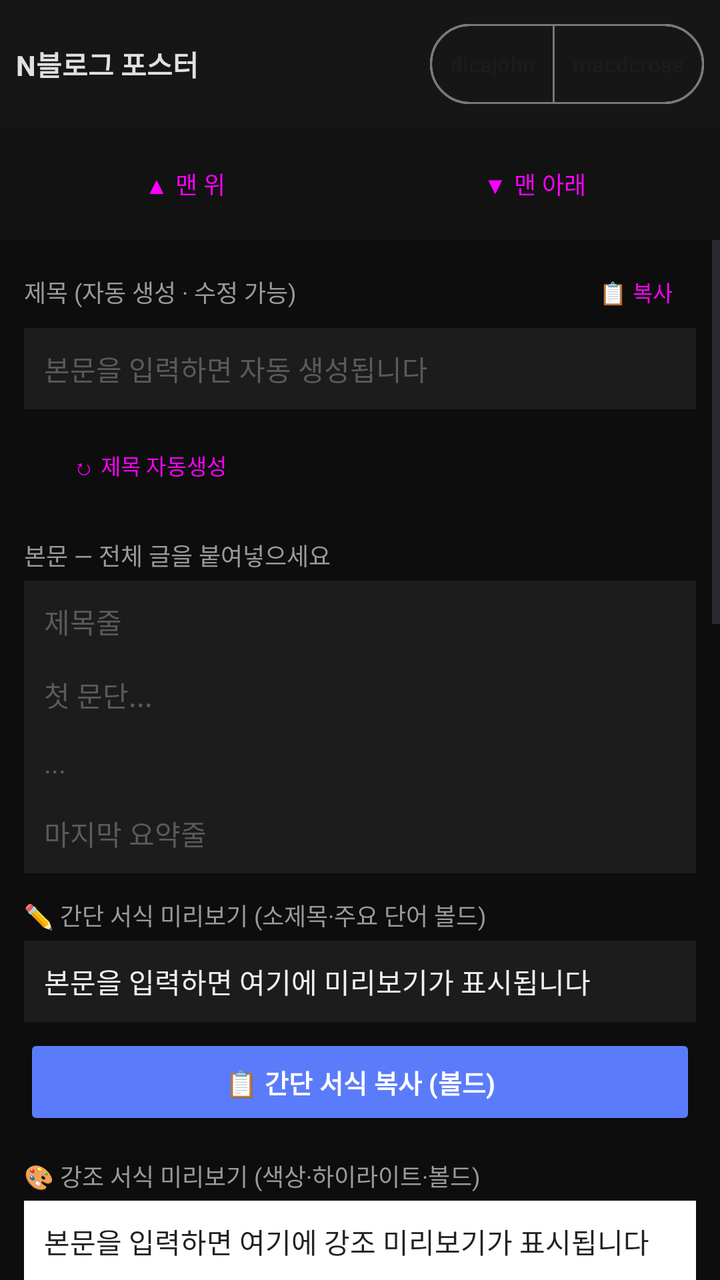
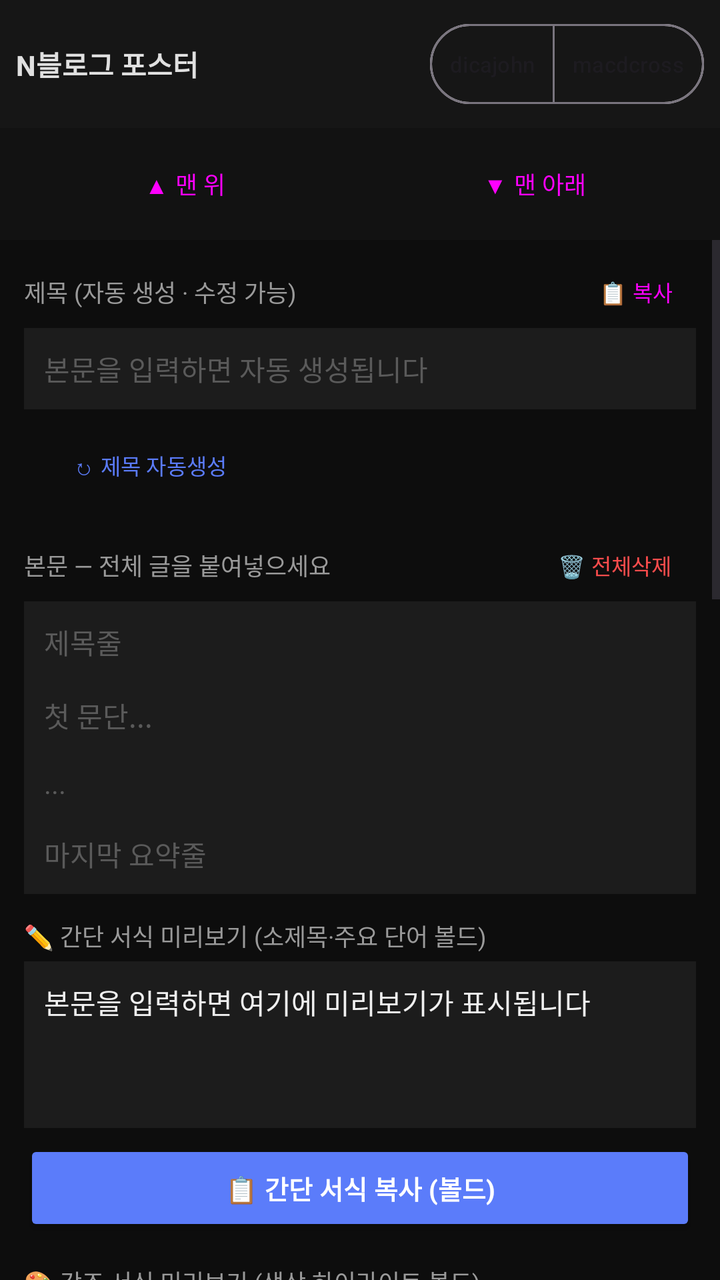

Screens rendered from an Android XML layout before and after an edit, with the pre-edit source and the edit as a unified diff.
<!-- AndroidManifest.xml: application theme Theme.Nclaude -->
<!-- res/layout/activity_main.xml -->
<?xml version="1.0" encoding="utf-8"?>
<LinearLayout xmlns:android="http://schemas.android.com/apk/res/android"
    xmlns:app="http://schemas.android.com/apk/res-auto"
    android:layout_width="match_parent"
    android:layout_height="match_parent"
    android:orientation="vertical"
    android:background="#0d0d0d">

    
    <LinearLayout
        android:layout_width="match_parent"
        android:layout_height="wrap_content"
        android:orientation="horizontal"
        android:gravity="center_vertical"
        android:padding="8dp"
        android:background="#161616">

        <TextView
            android:layout_width="0dp"
            android:layout_height="wrap_content"
            android:layout_weight="1"
            android:text="N블로그 포스터"
            android:textColor="#e0e0e0"
            android:textSize="14sp"
            android:textStyle="bold" />

        <com.google.android.material.button.MaterialButtonToggleGroup
            android:id="@+id/accountGroup"
            android:layout_width="wrap_content"
            android:layout_height="wrap_content"
            app:singleSelection="true"
            app:selectionRequired="true">

            <com.google.android.material.button.MaterialButton
                android:id="@+id/btnAcc1"
                style="?attr/materialButtonOutlinedStyle"
                android:layout_width="wrap_content"
                android:layout_height="wrap_content"
                android:text="dicajohn"
                android:textSize="11sp"
                android:minWidth="0dp"
                android:paddingStart="10dp"
                android:paddingEnd="10dp" />

            <com.google.android.material.button.MaterialButton
                android:id="@+id/btnAcc2"
                style="?attr/materialButtonOutlinedStyle"
                android:layout_width="wrap_content"
                android:layout_height="wrap_content"
                android:text="macdcross"
                android:textSize="11sp"
                android:minWidth="0dp"
                android:paddingStart="10dp"
                android:paddingEnd="10dp" />
        </com.google.android.material.button.MaterialButtonToggleGroup>
    </LinearLayout>

    <ProgressBar
        android:id="@+id/progress"
        style="?android:attr/progressBarStyleHorizontal"
        android:layout_width="match_parent"
        android:layout_height="wrap_content"
        android:indeterminate="true"
        android:visibility="gone" />

    <TextView
        android:id="@+id/status"
        android:layout_width="match_parent"
        android:layout_height="wrap_content"
        android:padding="6dp"
        android:textColor="#7c6ff7"
        android:textSize="12sp"
        android:visibility="gone" />

    
    <TextView
        android:id="@+id/debugLog"
        android:layout_width="match_parent"
        android:layout_height="wrap_content"
        android:paddingStart="6dp"
        android:paddingEnd="6dp"
        android:paddingTop="2dp"
        android:paddingBottom="2dp"
        android:background="#0a0a0a"
        android:fontFamily="monospace"
        android:textColor="#5fae5f"
        android:textSize="8sp"
        android:maxLines="3"
        android:scrollbars="vertical"
        android:visibility="gone" />

    
    <LinearLayout
        android:id="@+id/postBar"
        android:layout_width="match_parent"
        android:layout_height="wrap_content"
        android:orientation="horizontal"
        android:background="#121212"
        android:paddingStart="8dp"
        android:paddingEnd="8dp"
        android:paddingTop="2dp"
        android:paddingBottom="2dp"
        android:visibility="gone">

        <Button android:id="@+id/btnCollapseChrome"
            style="?attr/materialButtonOutlinedStyle"
            android:layout_width="0dp" android:layout_height="wrap_content"
            android:layout_weight="1" android:minWidth="0dp"
            android:minHeight="0dp" android:insetTop="0dp" android:insetBottom="0dp"
            android:text="▾ 입력도구·로그 접기" android:textSize="11sp" />

        <Button android:id="@+id/btnGuide"
            style="?attr/materialButtonOutlinedStyle"
            android:layout_width="0dp" android:layout_height="wrap_content"
            android:layout_weight="1" android:layout_marginStart="6dp" android:minWidth="0dp"
            android:minHeight="0dp" android:insetTop="0dp" android:insetBottom="0dp"
            android:text="❓ 사용법(복사·붙여넣기)" android:textSize="11sp" />
    </LinearLayout>

    
    <LinearLayout
        android:id="@+id/navBar"
        android:layout_width="match_parent"
        android:layout_height="wrap_content"
        android:orientation="horizontal"
        android:background="#121212"
        android:paddingStart="8dp"
        android:paddingEnd="8dp"
        android:paddingTop="4dp"
        android:paddingBottom="4dp">

        <Button android:id="@+id/btnScrollTop"
            style="?attr/materialButtonOutlinedStyle"
            android:layout_width="0dp" android:layout_height="wrap_content"
            android:layout_weight="1" android:minWidth="0dp"
            android:text="▲ 맨 위" android:textSize="12sp" />

        <Button android:id="@+id/btnScrollBottom"
            style="?attr/materialButtonOutlinedStyle"
            android:layout_width="0dp" android:layout_height="wrap_content"
            android:layout_weight="1" android:layout_marginStart="6dp" android:minWidth="0dp"
            android:text="▼ 맨 아래" android:textSize="12sp" />
    </LinearLayout>

    
    <LinearLayout
        android:id="@+id/manualBar"
        android:layout_width="match_parent"
        android:layout_height="wrap_content"
        android:orientation="vertical"
        android:background="#1a1320"
        android:paddingStart="6dp"
        android:paddingEnd="6dp"
        android:paddingTop="4dp"
        android:paddingBottom="4dp"
        android:visibility="gone">

        
        <LinearLayout
            android:layout_width="match_parent"
            android:layout_height="wrap_content"
            android:orientation="horizontal">

            <Button android:id="@+id/btnFillTitle"
                style="?attr/materialButtonOutlinedStyle"
                android:layout_width="0dp" android:layout_height="wrap_content"
                android:layout_weight="1" android:minWidth="0dp"
                android:text="제목 입력" android:textSize="11sp"
                android:paddingStart="2dp" android:paddingEnd="2dp" />

            <Button android:id="@+id/btnTitleCopy"
                style="?attr/materialButtonOutlinedStyle"
                android:layout_width="0dp" android:layout_height="wrap_content"
                android:layout_weight="1" android:layout_marginStart="4dp" android:minWidth="0dp"
                android:text="제목 복사" android:textSize="11sp"
                android:paddingStart="2dp" android:paddingEnd="2dp" />

            <Button android:id="@+id/btnTitlePaste"
                style="?attr/materialButtonOutlinedStyle"
                android:layout_width="0dp" android:layout_height="wrap_content"
                android:layout_weight="1" android:layout_marginStart="4dp" android:minWidth="0dp"
                android:text="제목 붙여넣기" android:textSize="11sp"
                android:paddingStart="2dp" android:paddingEnd="2dp" />
        </LinearLayout>

        
        <LinearLayout
            android:layout_width="match_parent"
            android:layout_height="wrap_content"
            android:orientation="horizontal"
            android:layout_marginTop="4dp">

            <Button android:id="@+id/btnFillBody"
                style="?attr/materialButtonOutlinedStyle"
                android:layout_width="0dp" android:layout_height="wrap_content"
                android:layout_weight="1" android:minWidth="0dp"
                android:text="내용 입력" android:textSize="11sp"
                android:paddingStart="2dp" android:paddingEnd="2dp" />

            <Button android:id="@+id/btnBodyCopy"
                style="?attr/materialButtonOutlinedStyle"
                android:layout_width="0dp" android:layout_height="wrap_content"
                android:layout_weight="1" android:layout_marginStart="4dp" android:minWidth="0dp"
                android:text="내용 복사" android:textSize="11sp"
                android:paddingStart="2dp" android:paddingEnd="2dp" />

            <Button android:id="@+id/btnBodyPaste"
                style="?attr/materialButtonOutlinedStyle"
                android:layout_width="0dp" android:layout_height="wrap_content"
                android:layout_weight="1" android:layout_marginStart="4dp" android:minWidth="0dp"
                android:text="내용 붙여넣기" android:textSize="11sp"
                android:paddingStart="2dp" android:paddingEnd="2dp" />
        </LinearLayout>

        
        <Button android:id="@+id/btnFillPhoto"
            style="?attr/materialButtonOutlinedStyle"
            android:layout_width="match_parent" android:layout_height="wrap_content"
            android:layout_marginTop="4dp" android:minWidth="0dp"
            android:text="🖼 사진 입력(파일 선택창)" android:textSize="11sp"
            android:paddingStart="2dp" android:paddingEnd="2dp" />
    </LinearLayout>

    
    <FrameLayout
        android:layout_width="match_parent"
        android:layout_height="0dp"
        android:layout_weight="1">

        <ScrollView
            android:id="@+id/form"
            android:layout_width="match_parent"
            android:layout_height="match_parent"
            android:fillViewport="true">

            <LinearLayout
                android:layout_width="match_parent"
                android:layout_height="wrap_content"
                android:orientation="vertical"
                android:padding="12dp">

                <LinearLayout
                    android:layout_width="match_parent"
                    android:layout_height="wrap_content"
                    android:orientation="horizontal"
                    android:gravity="center_vertical">

                    <TextView
                        android:layout_width="0dp"
                        android:layout_height="wrap_content"
                        android:layout_weight="1"
                        android:text="제목 (자동 생성 · 수정 가능)"
                        android:textColor="#9a9a9a"
                        android:textSize="12sp" />

                    <Button
                        android:id="@+id/btnCopyTitleHome"
                        style="?attr/materialButtonOutlinedStyle"
                        android:layout_width="wrap_content"
                        android:layout_height="wrap_content"
                        android:minWidth="0dp"
                        android:minHeight="0dp"
                        android:insetTop="0dp"
                        android:insetBottom="0dp"
                        android:paddingStart="12dp"
                        android:paddingEnd="12dp"
                        android:text="📋 복사"
                        android:textSize="11sp" />
                </LinearLayout>

                <EditText
                    android:id="@+id/titleInput"
                    android:layout_width="match_parent"
                    android:layout_height="wrap_content"
                    android:hint="본문을 입력하면 자동 생성됩니다"
                    android:textColor="#f0f0f0"
                    android:textColorHint="#5a5a5a"
                    android:textSize="14sp"
                    android:background="#1c1c1c"
                    android:padding="10dp"
                    android:layout_marginTop="4dp"
                    android:inputType="textMultiLine"
                    android:maxLines="3" />

                <Button
                    android:id="@+id/btnGenTitle"
                    style="?attr/materialButtonOutlinedStyle"
                    android:layout_width="wrap_content"
                    android:layout_height="wrap_content"
                    android:layout_marginTop="4dp"
                    android:text="↻ 제목 자동생성"
                    android:textSize="11sp" />

                <TextView
                    android:layout_width="wrap_content"
                    android:layout_height="wrap_content"
                    android:layout_marginTop="12dp"
                    android:text="본문 — 전체 글을 붙여넣으세요"
                    android:textColor="#9a9a9a"
                    android:textSize="12sp" />

                <EditText
                    android:id="@+id/contentInput"
                    android:layout_width="match_parent"
                    android:layout_height="wrap_content"
                    android:hint="제목줄\n\n첫 문단...\n\n...\n\n마지막 요약줄"
                    android:textColor="#f0f0f0"
                    android:textColorHint="#5a5a5a"
                    android:textSize="14sp"
                    android:background="#1c1c1c"
                    android:padding="10dp"
                    android:layout_marginTop="4dp"
                    android:gravity="top"
                    android:minLines="5"
                    android:maxLines="5"
                    android:scrollbars="vertical"
                    android:overScrollMode="always"
                    android:inputType="textMultiLine|textCapSentences" />

                
                <TextView
                    android:layout_width="wrap_content"
                    android:layout_height="wrap_content"
                    android:layout_marginTop="12dp"
                    android:text="✏️ 간단 서식 미리보기 (소제목·주요 단어 볼드)"
                    android:textColor="#9a9a9a"
                    android:textSize="12sp" />

                <TextView
                    android:id="@+id/previewBold"
                    android:layout_width="match_parent"
                    android:layout_height="wrap_content"
                    android:layout_marginTop="4dp"
                    android:background="#1c1c1c"
                    android:padding="10dp"
                    android:lineSpacingMultiplier="1.3"
                    android:textColor="#f0f0f0"
                    android:textSize="14sp"
                    android:text="본문을 입력하면 여기에 미리보기가 표시됩니다" />

                <Button
                    android:id="@+id/btnCopyBold"
                    android:layout_width="match_parent"
                    android:layout_height="wrap_content"
                    android:layout_marginTop="6dp"
                    android:text="📋 간단 서식 복사 (볼드)"
                    android:textSize="13sp"
                    android:textStyle="bold"
                    android:backgroundTint="#5b7cfa"
                    android:textColor="#ffffff" />

                
                <TextView
                    android:layout_width="wrap_content"
                    android:layout_height="wrap_content"
                    android:layout_marginTop="14dp"
                    android:text="🎨 강조 서식 미리보기 (색상·하이라이트·볼드)"
                    android:textColor="#9a9a9a"
                    android:textSize="12sp" />

                <TextView
                    android:id="@+id/previewRich"
                    android:layout_width="match_parent"
                    android:layout_height="wrap_content"
                    android:layout_marginTop="4dp"
                    android:background="#ffffff"
                    android:padding="10dp"
                    android:lineSpacingMultiplier="1.3"
                    android:textColor="#222222"
                    android:textSize="14sp"
                    android:text="본문을 입력하면 여기에 강조 미리보기가 표시됩니다" />

                <Button
                    android:id="@+id/btnCopyRich"
                    android:layout_width="match_parent"
                    android:layout_height="wrap_content"
                    android:layout_marginTop="6dp"
                    android:text="📋 강조 서식 복사 (네이버 붙여넣기용)"
                    android:textSize="13sp"
                    android:textStyle="bold"
                    android:backgroundTint="#03c75a"
                    android:textColor="#ffffff" />

                
                <LinearLayout
                    android:layout_width="match_parent"
                    android:layout_height="wrap_content"
                    android:orientation="horizontal"
                    android:gravity="center_vertical"
                    android:layout_marginTop="12dp">

                    <Button
                        android:id="@+id/btnPickPhotos"
                        style="?attr/materialButtonOutlinedStyle"
                        android:layout_width="wrap_content"
                        android:layout_height="wrap_content"
                        android:text="🖼 사진 선택"
                        android:textSize="12sp" />

                    <TextView
                        android:id="@+id/photoCount"
                        android:layout_width="0dp"
                        android:layout_height="wrap_content"
                        android:layout_weight="1"
                        android:layout_marginStart="10dp"
                        android:text="선택된 사진 없음"
                        android:textColor="#9a9a9a"
                        android:textSize="12sp" />

                    <Button
                        android:id="@+id/btnClearPhotos"
                        style="?attr/materialButtonOutlinedStyle"
                        android:layout_width="wrap_content"
                        android:layout_height="wrap_content"
                        android:text="비우기"
                        android:textSize="11sp"
                        android:visibility="gone" />
                </LinearLayout>

                <HorizontalScrollView
                    android:layout_width="match_parent"
                    android:layout_height="wrap_content"
                    android:layout_marginTop="6dp"
                    android:scrollbars="none">

                    <LinearLayout
                        android:id="@+id/photoStrip"
                        android:layout_width="wrap_content"
                        android:layout_height="wrap_content"
                        android:orientation="horizontal" />
                </HorizontalScrollView>

                
                <androidx.appcompat.widget.SwitchCompat
                    android:id="@+id/autoPublishSwitch"
                    android:layout_width="match_parent"
                    android:layout_height="wrap_content"
                    android:layout_marginTop="14dp"
                    android:text="발행까지 자동 (끄면 검토 후 직접 발행)"
                    android:textColor="#cfcfcf"
                    android:textSize="12sp"
                    android:checked="false" />

                
                <Button
                    android:id="@+id/btnPost"
                    android:layout_width="match_parent"
                    android:layout_height="wrap_content"
                    android:layout_marginTop="16dp"
                    android:text="📤 블로그 포스팅"
                    android:textSize="15sp"
                    android:textStyle="bold"
                    android:backgroundTint="#03c75a"
                    android:textColor="#ffffff" />

                
                <TextView
                    android:layout_width="wrap_content"
                    android:layout_height="wrap_content"
                    android:layout_marginTop="16dp"
                    android:text="📱 블로그 앱으로 작성 (복사 → 붙여넣기)"
                    android:textColor="#03c75a"
                    android:textSize="13sp"
                    android:textStyle="bold" />

                <TextView
                    android:layout_width="match_parent"
                    android:layout_height="wrap_content"
                    android:layout_marginTop="3dp"
                    android:text="① 제목 복사 → 앱 제목칸에 붙여넣기  ②본문 복사(서식) → 본문칸에 붙여넣기"
                    android:textColor="#7a7a7a"
                    android:textSize="11sp" />

                <LinearLayout
                    android:layout_width="match_parent"
                    android:layout_height="wrap_content"
                    android:orientation="horizontal"
                    android:layout_marginTop="6dp">

                    <Button
                        android:id="@+id/btnCopyTitleApp"
                        style="?attr/materialButtonOutlinedStyle"
                        android:layout_width="0dp"
                        android:layout_height="wrap_content"
                        android:layout_weight="1"
                        android:minWidth="0dp"
                        android:text="① 제목 복사"
                        android:textSize="12sp" />

                    <Button
                        android:id="@+id/btnCopyBodyApp"
                        android:layout_width="0dp"
                        android:layout_height="wrap_content"
                        android:layout_weight="1"
                        android:layout_marginStart="6dp"
                        android:minWidth="0dp"
                        android:text="② 본문 복사(서식)"
                        android:textSize="12sp"
                        android:textStyle="bold"
                        android:backgroundTint="#03c75a"
                        android:textColor="#ffffff" />
                </LinearLayout>

                <Button
                    android:id="@+id/btnOpenBlogApp"
                    android:layout_width="match_parent"
                    android:layout_height="wrap_content"
                    android:layout_marginTop="6dp"
                    android:text="📱 네이버 블로그 앱 열기"
                    android:textSize="14sp"
                    android:textStyle="bold"
                    android:backgroundTint="#03c75a"
                    android:textColor="#ffffff" />

                <View
                    android:layout_width="match_parent"
                    android:layout_height="1dp"
                    android:layout_marginTop="18dp"
                    android:background="#2a2a2a" />

                <TextView
                    android:layout_width="wrap_content"
                    android:layout_height="wrap_content"
                    android:layout_marginTop="14dp"
                    android:text="SNS 공유 (포스팅 완료 후)"
                    android:textColor="#9a9a9a"
                    android:textSize="12sp" />

                <TextView
                    android:id="@+id/postedUrl"
                    android:layout_width="match_parent"
                    android:layout_height="wrap_content"
                    android:layout_marginTop="4dp"
                    android:text="아직 게시된 글이 없습니다"
                    android:textColor="#5a5a5a"
                    android:textSize="11sp"
                    android:autoLink="web" />

                
                <TextView
                    android:layout_width="wrap_content"
                    android:layout_height="wrap_content"
                    android:layout_marginTop="10dp"
                    android:text="공유 원문 (자동 생성 · 붙여넣기/수정 가능)"
                    android:textColor="#9a9a9a"
                    android:textSize="12sp" />

                <EditText
                    android:id="@+id/snsInput"
                    android:layout_width="match_parent"
                    android:layout_height="wrap_content"
                    android:hint="포스팅 완료 후 자동 생성됩니다.\n네이버 '공유하기 복사' 글을 붙여넣어도 됩니다."
                    android:textColor="#f0f0f0"
                    android:textColorHint="#5a5a5a"
                    android:textSize="13sp"
                    android:background="#1c1c1c"
                    android:padding="10dp"
                    android:layout_marginTop="4dp"
                    android:gravity="top"
                    android:minLines="3"
                    android:maxLines="6"
                    android:scrollbars="vertical"
                    android:inputType="textMultiLine" />

                
                <TextView
                    android:layout_width="wrap_content"
                    android:layout_height="wrap_content"
                    android:layout_marginTop="12dp"
                    android:text="후킹 메시지 (자동 변환 · 복사용)"
                    android:textColor="#9a9a9a"
                    android:textSize="12sp" />

                <EditText
                    android:id="@+id/hookOutput"
                    android:layout_width="match_parent"
                    android:layout_height="wrap_content"
                    android:hint="공유 원문을 넣으면 후킹 문구로 자동 변환됩니다."
                    android:textColor="#ffe27a"
                    android:textColorHint="#5a5a5a"
                    android:textSize="13sp"
                    android:background="#15140b"
                    android:padding="10dp"
                    android:layout_marginTop="4dp"
                    android:gravity="top"
                    android:minLines="6"
                    android:maxLines="14"
                    android:scrollbars="vertical"
                    android:inputType="textMultiLine" />

                <LinearLayout
                    android:layout_width="match_parent"
                    android:layout_height="wrap_content"
                    android:orientation="horizontal"
                    android:layout_marginTop="6dp">

                    <Button
                        android:id="@+id/btnGenHook"
                        style="?attr/materialButtonOutlinedStyle"
                        android:layout_width="0dp"
                        android:layout_height="wrap_content"
                        android:layout_weight="1"
                        android:minWidth="0dp"
                        android:text="↻ 다시 생성"
                        android:textSize="12sp" />

                    <Button
                        android:id="@+id/btnCopyHook"
                        android:layout_width="0dp"
                        android:layout_height="wrap_content"
                        android:layout_weight="1"
                        android:layout_marginStart="6dp"
                        android:minWidth="0dp"
                        android:text="📋 후킹 복사"
                        android:textSize="12sp"
                        android:textStyle="bold"
                        android:backgroundTint="#7c6ff7"
                        android:textColor="#ffffff" />
                </LinearLayout>

                
                <TextView
                    android:layout_width="match_parent"
                    android:layout_height="wrap_content"
                    android:layout_marginTop="14dp"
                    android:text="SNS별 개별 복사 (앱마다 형식 다름 · 복사 후 앱 열기)"
                    android:textColor="#9a9a9a"
                    android:textSize="12sp" />

                <LinearLayout
                    android:id="@+id/snsCards"
                    android:layout_width="match_parent"
                    android:layout_height="wrap_content"
                    android:orientation="vertical"
                    android:layout_marginTop="2dp" />

                <View
                    android:layout_width="match_parent"
                    android:layout_height="40dp" />
            </LinearLayout>
        </ScrollView>

        
        <WebView
            android:id="@+id/web"
            android:layout_width="match_parent"
            android:layout_height="match_parent"
            android:visibility="gone" />
    </FrameLayout>
</LinearLayout>
<!-- resources referenced by this layout -->
<resources>
  <style name="Theme.Nclaude" parent="Theme.Material3.DayNight.NoActionBar">
          <item name="android:windowBackground">#0d0d0d</item>
          <item name="android:statusBarColor">#0d0d0d</item>
      </style>
</resources>

<!-- the commit's change to res/layout/activity_main.xml (unified diff, before → after) -->
@@ -68,7 +68,7 @@
         android:layout_width="match_parent"
         android:layout_height="wrap_content"
         android:padding="6dp"
-        android:textColor="#7c6ff7"
+        android:textColor="#5b7cfa"
         android:textSize="12sp"
         android:visibility="gone" />
 
@@ -148,7 +148,7 @@
         android:layout_width="match_parent"
         android:layout_height="wrap_content"
         android:orientation="vertical"
-        android:background="#1a1320"
+        android:background="#161616"
         android:paddingStart="6dp"
         android:paddingEnd="6dp"
         android:paddingTop="4dp"
@@ -289,15 +289,39 @@
                     android:layout_height="wrap_content"
                     android:layout_marginTop="4dp"
                     android:text="↻ 제목 자동생성"
+                    android:textColor="#5b7cfa"
                     android:textSize="11sp" />
 
-                <TextView
-                    android:layout_width="wrap_content"
-                    android:layout_height="wrap_content"
-                    android:layout_marginTop="12dp"
-                    android:text="본문 — 전체 글을 붙여넣으세요"
-                    android:textColor="#9a9a9a"
-                    android:textSize="12sp" />
+                <LinearLayout
+                    android:layout_width="match_parent"
+                    android:layout_height="wrap_content"
+                    android:orientation="horizontal"
+                    android:gravity="center_vertical"
+                    android:layout_marginTop="12dp">
+
+                    <TextView
+                        android:layout_width="0dp"
+                        android:layout_height="wrap_content"
+                        android:layout_weight="1"
+                        android:text="본문 — 전체 글을 붙여넣으세요"
+                        android:textColor="#9a9a9a"
+                        android:textSize="12sp" />
+
+                    <Button
+                        android:id="@+id/btnDeleteContent"
+                        style="?attr/materialButtonOutlinedStyle"
+                        android:layout_width="wrap_content"
+                        android:layout_height="wrap_content"
+                        android:minWidth="0dp"
+                        android:minHeight="0dp"
+                        android:insetTop="0dp"
+                        android:insetBottom="0dp"
+                        android:paddingStart="12dp"
+                        android:paddingEnd="12dp"
+                        android:text="🗑 전체삭제"
+                        android:textColor="#ff4d4d"
+                        android:textSize="11sp" />
+                </LinearLayout>
 
                 <EditText
                     android:id="@+id/contentInput"
@@ -336,6 +360,9 @@
                     android:lineSpacingMultiplier="1.3"
                     android:textColor="#f0f0f0"
                     android:textSize="14sp"
+                    android:lines="3"
+                    android:maxLines="3"
+                    android:ellipsize="end"
                     android:text="본문을 입력하면 여기에 미리보기가 표시됩니다" />
 
                 <Button
@@ -368,6 +395,9 @@
                     android:lineSpacingMultiplier="1.3"
                     android:textColor="#222222"
                     android:textSize="14sp"
+                    android:lines="3"
+                    android:maxLines="3"
+                    android:ellipsize="end"
                     android:text="본문을 입력하면 여기에 강조 미리보기가 표시됩니다" />
 
                 <Button
@@ -395,6 +425,7 @@
                         android:layout_width="wrap_content"
                         android:layout_height="wrap_content"
                         android:text="🖼 사진 선택"
+                        android:textColor="#ff9800"
                         android:textSize="12sp" />
 
                     <TextView
@@ -413,6 +444,7 @@
                         android:layout_width="wrap_content"
                         android:layout_height="wrap_content"
                         android:text="비우기"
+                        android:textColor="#ff4d4d"
                         android:textSize="11sp"
                         android:visibility="gone" />
                 </LinearLayout>
@@ -485,6 +517,7 @@
                         android:layout_weight="1"
                         android:minWidth="0dp"
                         android:text="① 제목 복사"
+                        android:textColor="#5b7cfa"
                         android:textSize="12sp" />
 
                     <Button
@@ -614,7 +647,7 @@
                         android:text="📋 후킹 복사"
                         android:textSize="12sp"
                         android:textStyle="bold"
-                        android:backgroundTint="#7c6ff7"
+                        android:backgroundTint="#5b7cfa"
                         android:textColor="#ffffff" />
                 </LinearLayout>
 
<!-- resource entries referenced after the edit -->
@@ -3,6 +3,8 @@
   <style name="Theme.Nclaude" parent="Theme.Material3.DayNight.NoActionBar">
           <item name="android:windowBackground">#0d0d0d</item>
           <item name="android:statusBarColor">#0d0d0d</item>
+          <item name="colorPrimary">#03c75a</item>
+          <item name="colorOnPrimary">#ffffff</item>
       </style>
 </resources>
 
